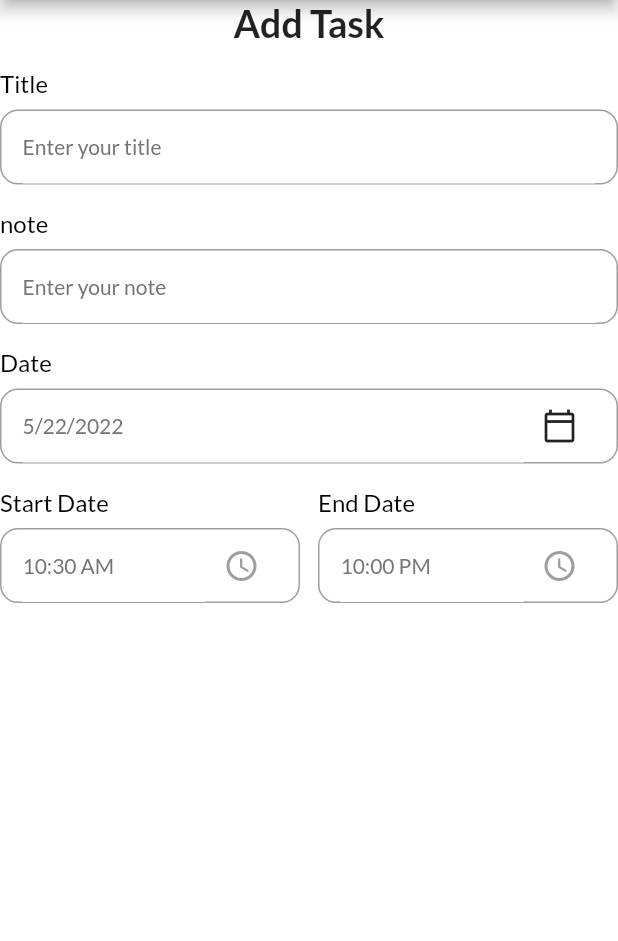
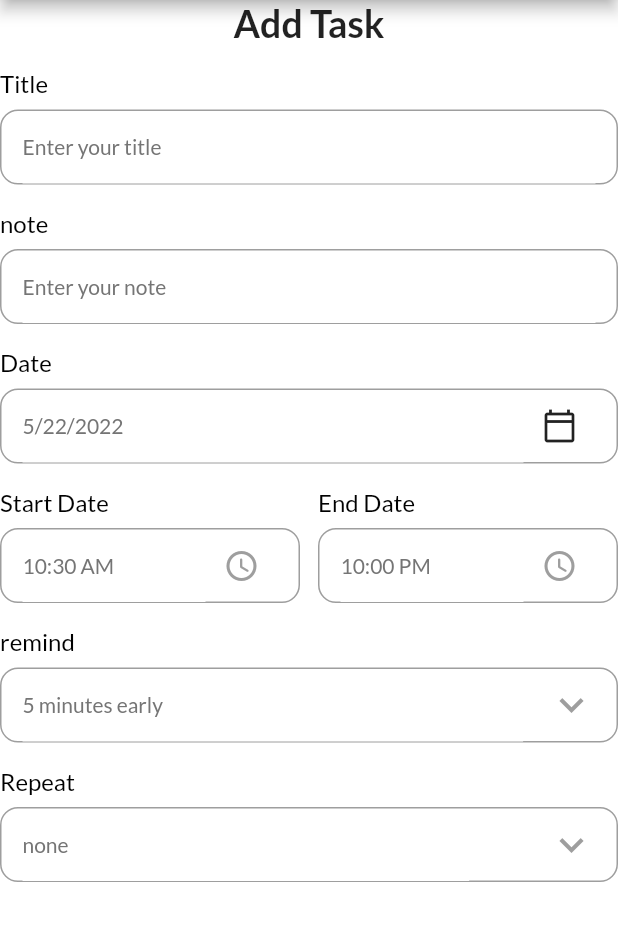
Before and after one commit to Medjasser/gestion_des_taches, a Flutter app: the AddTaskPage screen opened directly, on a phone screen of 412 x 824 dp, the part 84-1025 px from its top. Run offline on Flutter 3.47's test engine with Material 2 defaults, Android fonts, the phone set to English and light mode, and no system bars; our stand-ins replace date_picker_timeline, flutter_local_notifications, get, get_storage, google_fonts, timezone; accounts and stored records are empty.

Commit message:
ajouter list remind et repeat

```diff
--- a/lib/projet/add_task_bar.dart
+++ b/lib/projet/add_task_bar.dart
@@ -18,6 +18,21 @@ class _AddTaskPageState extends State<AddTaskPage>{
   DateTime _selectedDate = DateTime.now();
   String _endTime="10:00 PM";
   String _startTime= DateFormat("hh:mm a").format(DateTime.now()).toString();
+  int _selexctedRemind = 5;
+  List<int> remindList=[
+    5,
+    10,
+    15,
+    20,
+  ];
+
+  String _selexctedRepeat = "none";
+  List<String> repeatList=[
+    "none",
+    "daily",
+    "Weekly",
+    "Monthly"
+  ];
 
 @override
 Widget build(BuildContext context) {
@@ -81,9 +96,58 @@ Widget build(BuildContext context) {
                     ),
                   ),
                 ],
-              )
+              ),
+              MyInputField(title: "remind", hint: "$_selexctedRemind minutes early",
+                  widget: DropdownButton(
+                    icon: Icon(Icons.keyboard_arrow_down,
+                        color:Colors.grey
+                    ),
+                    iconSize: 32,
+                    elevation:4,
+                    style:subtitleStyle,
+                    underline: Container(height:0 ,),
+                    onChanged: (String? newValue) {
+                      setState(() {
+                        _selexctedRemind = int.parse(newValue!);
+                      });
+                    },
+                    items:remindList.map<DropdownMenuItem<String>>((int value){
+                      return DropdownMenuItem<String>(
+                        value:value.toString(),
+                        child: Text(value.toString())
+                      );
 
-          ],
+                    }
+                    ).toList(),
+                  )
+              ),
+              MyInputField(title: "Repeat", hint: "$_selexctedRepeat ",
+                  widget: DropdownButton(
+                    icon: Icon(Icons.keyboard_arrow_down,
+                        color:Colors.grey
+                    ),
+                    iconSize: 32,
+                    elevation:4,
+                    style:subtitleStyle,
+                    underline: Container(height:0 ,),
+                    onChanged: (String? newValue) {
+                      setState(() {
+                        _selexctedRepeat = newValue!;
+                      });
+                    },
+                    items:repeatList.map<DropdownMenuItem<String>>((String? value){
+                      return DropdownMenuItem<String>(
+                          value:value.toString(),
+                          child: Text(value!, style:TextStyle(color:Colors.grey))
+                      );
+
+                    }
+                    ).toList(),
+                  )
+              ),
+
+
+            ],
         ),
       ),
       )
```
